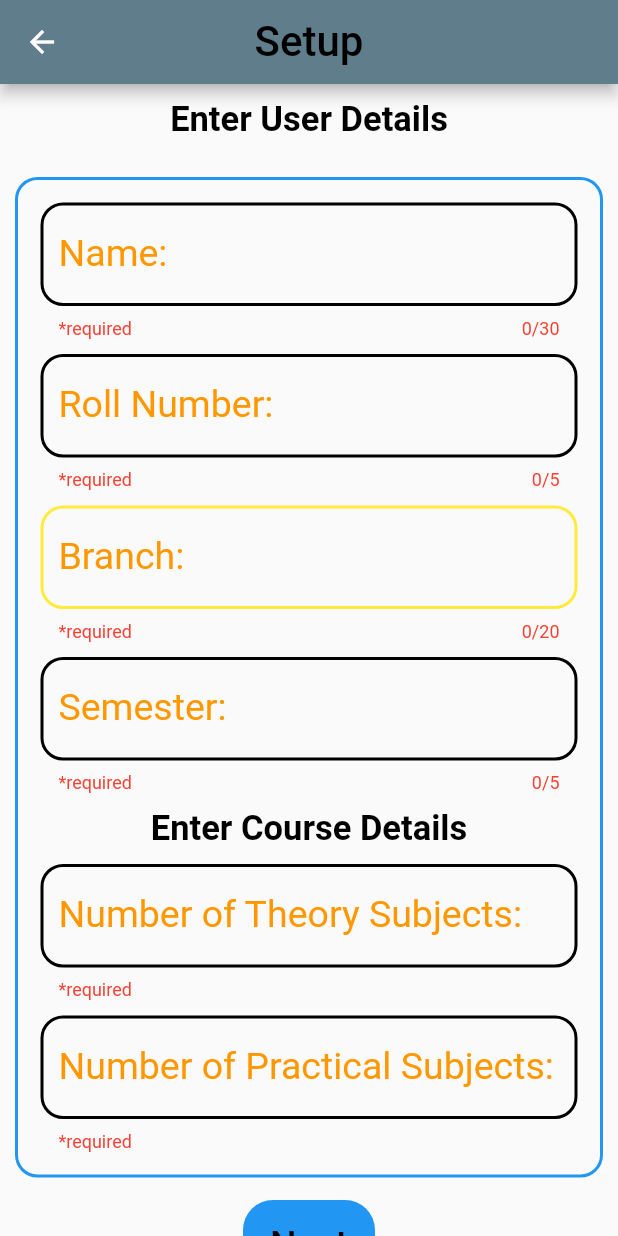
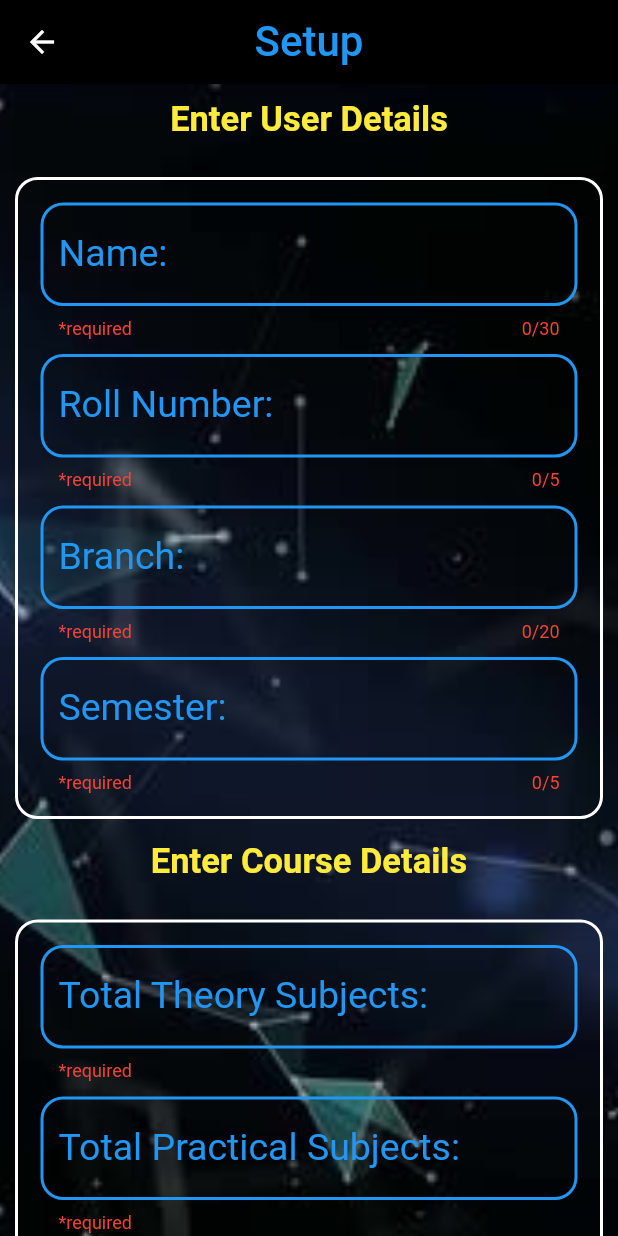
Before and after one commit to surya8barca/CRCE_attendance_tracker, a Flutter app: the Start screen opened directly, on a phone screen of 412 x 824 dp. Run offline on Flutter 3.47's test engine with Material 2 defaults, Android fonts, the phone set to English and light mode, and no system bars; our stand-ins replace cloud_firestore, curved_navigation_bar, firebase_auth, flutter_spinkit, rflutter_alert; accounts and stored records are empty.

```diff
--- a/crce_attendance_tracker/lib/setup/start.dart
+++ b/crce_attendance_tracker/lib/setup/start.dart
@@ -78,13 +78,13 @@ class _StartState extends State<Start> {
   Widget build(BuildContext context) {
     return Scaffold(
         appBar: AppBar(
-          backgroundColor: Colors.blueGrey,
+          backgroundColor: Colors.black,
           centerTitle: true,
           title: Text(
             'Setup',
             style: TextStyle(
               fontSize: 28.0,
-              color: Colors.black,
+              color: Colors.blue,
             ),
           ),
         ),
@@ -92,6 +92,12 @@ class _StartState extends State<Start> {
             builder: (context) => SingleChildScrollView(
                 child: Container(
                     width: MediaQuery.of(context).size.width,
+        decoration: BoxDecoration(
+                  image: DecorationImage(
+                    image: AssetImage('images/back.jpg'),
+                    fit: BoxFit.cover,
+                    ),
+                ),
                     padding: EdgeInsets.all(10),
                     child: Column(
                         mainAxisAlignment: MainAxisAlignment.start,
@@ -100,7 +106,7 @@ class _StartState extends State<Start> {
                             'Enter User Details',
                             textAlign: TextAlign.center,
                             style: TextStyle(
-                                color: Colors.black,
+                                color: Colors.yellow,
                                 fontSize: 23,
                                 fontWeight: FontWeight.bold),
                           ),
@@ -112,7 +118,7 @@ class _StartState extends State<Start> {
                             width: MediaQuery.of(context).size.width,
                             decoration: BoxDecoration(
                                 border:
-                                    Border.all(color: Colors.blue, width: 2),
+                                    Border.all(color: Colors.white, width: 2),
                                 borderRadius: BorderRadius.circular(15)),
                             child: Column(
                               mainAxisAlignment: MainAxisAlignment.start,
@@ -123,27 +129,27 @@ class _StartState extends State<Start> {
                                   enableSuggestions: true,
                                   textCapitalization: TextCapitalization.words,
                                   style: TextStyle(
-                                      color: Colors.yellow, fontSize: 25),
+                                      color: Colors.blue, fontSize: 25),
                                   autocorrect: true,
                                   textInputAction: TextInputAction.next,
                                   decoration: InputDecoration(
                                       enabledBorder: OutlineInputBorder(
                                         borderRadius: BorderRadius.circular(15),
                                         borderSide: BorderSide(
-                                          color: Colors.black,
+                                          color: Colors.blue,
                                           width: 2,
                                         ),
                                       ),
                                       focusedBorder: OutlineInputBorder(
                                         borderSide: BorderSide(
-                                          color: Colors.black,
+                                          color: Colors.blue,
                                           width: 2,
                                         ),
                                         borderRadius: BorderRadius.circular(15),
                                       ),
                                       labelText: 'Name:',
                                       labelStyle: TextStyle(
-                                        color: Colors.orange,
+                                        color: Colors.blue,
                                       ),
                                       helperText: '*required',
                                       helperStyle:
@@ -167,27 +173,27 @@ class _StartState extends State<Start> {
                                   keyboardType: TextInputType.number,
                                   textCapitalization: TextCapitalization.words,
                                   style: TextStyle(
-                                      color: Colors.yellow, fontSize: 25),
+                                      color: Colors.blue, fontSize: 25),
                                   autocorrect: true,
                                   textInputAction: TextInputAction.next,
                                   decoration: InputDecoration(
                                       enabledBorder: OutlineInputBorder(
                                         borderRadius: BorderRadius.circular(15),
                                         borderSide: BorderSide(
-                                          color: Colors.black,
+                                          color: Colors.blue,
                                           width: 2,
                                         ),
                                       ),
                                       focusedBorder: OutlineInputBorder(
                                         borderSide: BorderSide(
-                                          color: Colors.black,
+                                          color: Colors.blue,
                                           width: 2,
                                         ),
                                         borderRadius: BorderRadius.circular(15),
                                       ),
                                       labelText: 'Roll Number:',
                                       labelStyle: TextStyle(
-                                        color: Colors.orange,
+                                        color: Colors.blue,
                                       ),
                                       helperText: '*required',
                                       helperStyle:
@@ -212,27 +218,27 @@ class _StartState extends State<Start> {
                                   enableSuggestions: true,
                                   textCapitalization: TextCapitalization.words,
                                   style: TextStyle(
-                                      color: Colors.yellow, fontSize: 25),
+                                      color: Colors.blue, fontSize: 25),
                                   autocorrect: true,
                                   textInputAction: TextInputAction.next,
                                   decoration: InputDecoration(
                                       enabledBorder: OutlineInputBorder(
                                         borderRadius: BorderRadius.circular(15),
                                         borderSide: BorderSide(
-                                          color: Colors.yellow,
+                                          color: Colors.blue,
                                           width: 2,
                                         ),
                                       ),
                                       focusedBorder: OutlineInputBorder(
                                         borderSide: BorderSide(
-                                          color: Colors.yellow,
+                                          color: Colors.blue,
                                           width: 2,
                                         ),
                                         borderRadius: BorderRadius.circular(15),
                                       ),
                                       labelText: 'Branch:',
                                       labelStyle: TextStyle(
-                                        color: Colors.orange,
+                                        color: Colors.blue,
                                       ),
                                       helperText: '*required',
                                       helperStyle:
@@ -258,27 +264,27 @@ class _StartState extends State<Start> {
                                   keyboardType: TextInputType.number,
                                   textCapitalization: TextCapitalization.words,
                                   style: TextStyle(
-                                      color: Colors.yellow, fontSize: 25),
+                                      color: Colors.blue, fontSize: 25),
                                   autocorrect: true,
                                   textInputAction: TextInputAction.next,
                                   decoration: InputDecoration(
                                       enabledBorder: OutlineInputBorder(
                                         borderRadius: BorderRadius.circular(15),
                                         borderSide: BorderSide(
-                                          color: Colors.black,
+                                          color: Colors.blue,
                                           width: 2,
                                         ),
                                       ),
                                       focusedBorder: OutlineInputBorder(
                                         borderSide: BorderSide(
-                                          color: Colors.black,
+                                          color: Colors.blue,
                                           width: 2,
                                         ),
                                         borderRadius: BorderRadius.circular(15),
                                       ),
                                       labelText: 'Semester:',
                                       labelStyle: TextStyle(
-                                        color: Colors.orange,
+                                        color: Colors.blue,
                                       ),
                                       helperText: '*required',
                                       helperStyle:
@@ -294,46 +300,61 @@ class _StartState extends State<Start> {
                                     FocusScope.of(context).nextFocus();
                                   },
                                 ),
+                              ],
+                            ),
+                          ),
                           SizedBox(
-                                  height: 10,
+                            height: 15,
                           ),
-                                Text(
+                          Center(
+                            child: Text(
                                     'Enter Course Details',
                                     textAlign: TextAlign.center,
                                     style: TextStyle(
-                                      color: Colors.black,
+                                        color: Colors.yellow,
                                         fontSize: 23,
                                         fontWeight: FontWeight.bold),
                                   ),
+                          ),
                           SizedBox(
-                                  height: 10,
+                            height: 25,
                           ),
+                          Container(
+                            padding: EdgeInsets.all(15),
+                            width: MediaQuery.of(context).size.width,
+                            decoration: BoxDecoration(
+                                border:
+                                    Border.all(color: Colors.white, width: 2),
+                                borderRadius: BorderRadius.circular(15)),
+                            child: Column(
+                              mainAxisAlignment: MainAxisAlignment.start,
+                              children: <Widget>[
                                 TextField(
                                   maxLengthEnforced: true,
                                   enableSuggestions: true,
                                   keyboardType: TextInputType.number,
                                   style: TextStyle(
-                                      color: Colors.yellow, fontSize: 25),
+                                      color: Colors.blue, fontSize: 25),
                                   autocorrect: true,
                                   textInputAction: TextInputAction.next,
                                   decoration: InputDecoration(
                                       enabledBorder: OutlineInputBorder(
                                         borderRadius: BorderRadius.circular(15),
                                         borderSide: BorderSide(
-                                          color: Colors.black,
+                                          color: Colors.blue,
                                           width: 2,
                                         ),
                                       ),
                                       focusedBorder: OutlineInputBorder(
                                         borderSide: BorderSide(
-                                          color: Colors.black,
+                                          color: Colors.blue,
                                           width: 2,
                                         ),
                                         borderRadius: BorderRadius.circular(15),
                                       ),
-                                      labelText: 'Number of Theory Subjects:',
+                                      labelText: 'Total Theory Subjects:',
                                       labelStyle: TextStyle(
-                                        color: Colors.orange,
+                                        color: Colors.blue,
                                       ),
                                       helperText: '*required',
                                       helperStyle:
@@ -357,28 +378,28 @@ class _StartState extends State<Start> {
                                   enableSuggestions: true,
                                   keyboardType: TextInputType.number,
                                   style: TextStyle(
-                                      color: Colors.yellow, fontSize: 25),
+                                      color: Colors.blue, fontSize: 25),
                                   autocorrect: true,
                                   textInputAction: TextInputAction.next,
                                   decoration: InputDecoration(
                                       enabledBorder: OutlineInputBorder(
                                         borderRadius: BorderRadius.circular(15),
                                         borderSide: BorderSide(
-                                          color: Colors.black,
+                                          color: Colors.blue,
                                           width: 2,
                                         ),
                                       ),
                                       focusedBorder: OutlineInputBorder(
                                         borderSide: BorderSide(
-                                          color: Colors.black,
+                                          color: Colors.blue,
                                           width: 2,
                                         ),
                                         borderRadius: BorderRadius.circular(15),
                                       ),
                                       labelText:
-                                          'Number of Practical Subjects:',
+                                          'Total Practical Subjects:',
                                       labelStyle: TextStyle(
-                                        color: Colors.orange,
+                                        color: Colors.blue,
                                       ),
                                       helperText: '*required',
                                       helperStyle:
@@ -391,14 +412,14 @@ class _StartState extends State<Start> {
                                     }
                                   },
                                   onSubmitted: (value) {
-                                    FocusScope.of(context).nextFocus();
+                                    FocusScope.of(context).unfocus();
                                   },
                                 ),
                               ],
                             ),
                           ),
                           SizedBox(
-                            height: 15,
+                                  height: 20,
                                 ),
                           FlatButton(
                             padding: EdgeInsets.all(15),
@@ -427,6 +448,7 @@ class _StartState extends State<Start> {
                               textAlign: TextAlign.center,
                               style: TextStyle(
                                 color: Colors.black,
+                                fontWeight: FontWeight.bold,
                                 fontSize: 25,
                               ),
                             ),
--- a/crce_attendance_tracker/lib/user/practical.dart
+++ b/crce_attendance_tracker/lib/user/practical.dart
@@ -347,6 +347,7 @@ class _PracticalSubjectsState extends State<PracticalSubjects> {
                           ),
                         ],
                       ),
+                      SizedBox(height: 150,)
                     ],
                   ),
                 ),
--- a/crce_attendance_tracker/lib/user/status.dart
+++ b/crce_attendance_tracker/lib/user/status.dart
@@ -55,6 +55,7 @@ class _StatusState extends State<Status> {
 
   Future<void> setuid() async {
     try {
+
       FirebaseUser user = await FirebaseAuth.instance.currentUser();
       setState(() {
         uid = user.uid;
--- a/crce_attendance_tracker/lib/user/theory.dart
+++ b/crce_attendance_tracker/lib/user/theory.dart
@@ -347,6 +347,7 @@ class _TheorySubjectsState extends State<TheorySubjects> {
                           ),
                         ],
                       ),
+                      SizedBox(height: 150,)
                     ],
                   ),
                 ),
```
Also changed, not shown: crce_attendance_tracker/lib/loading.dart (+14 -4 lines), crce_attendance_tracker/lib/setup/next1.dart (+20 -11 lines), crce_attendance_tracker/lib/setup/next2.dart (+21 -11 lines). Lines whose indentation alone changed are shown as unchanged.
